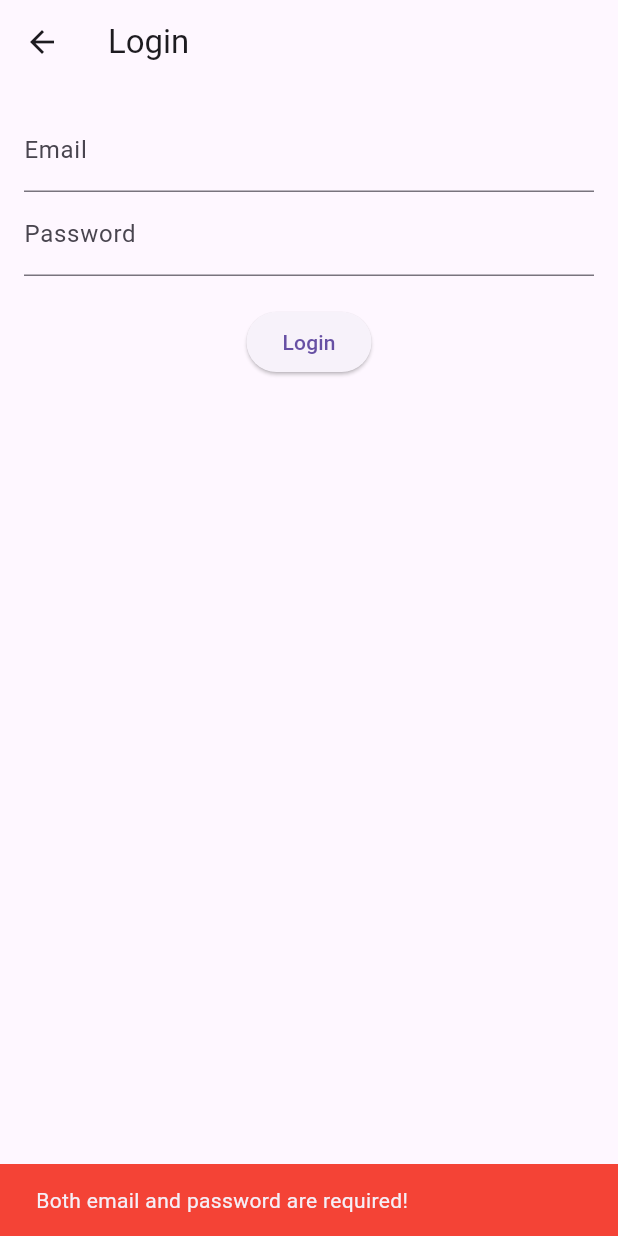
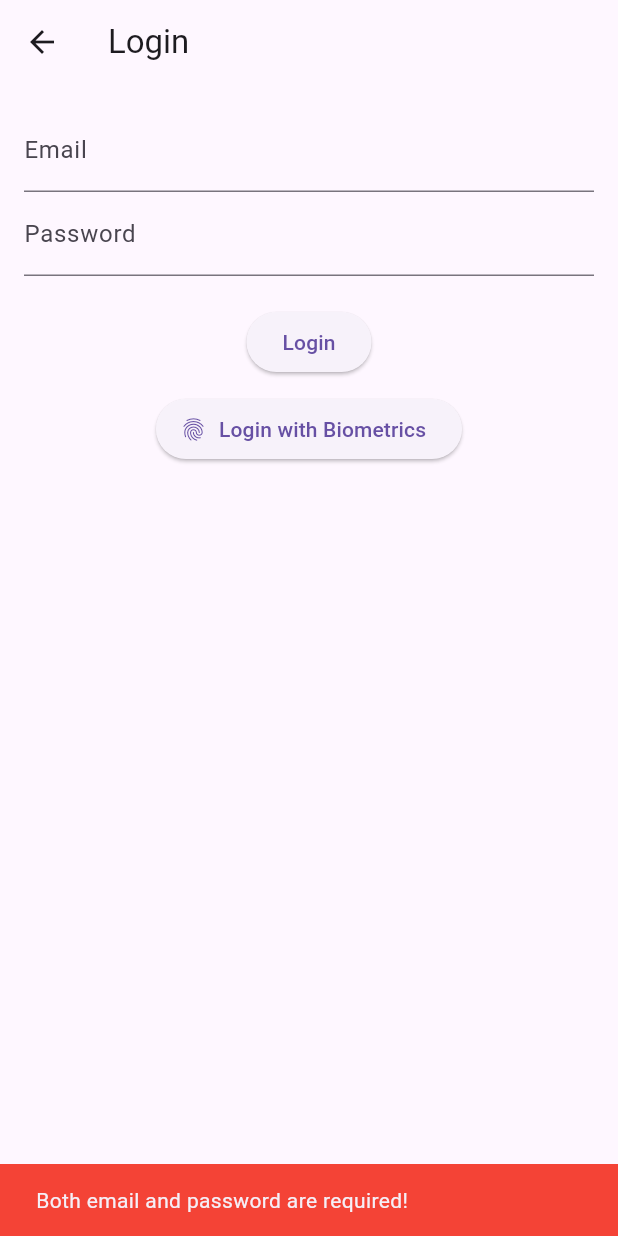
Before and after one commit to PatilAntariksh/Mind-For-The-Blind, a Flutter app: the LoginPage screen opened by its route, after a tap on "Login", on a phone screen of 412 x 824 dp. Run offline on Flutter 3.47's test engine with Material 3 defaults, Android fonts, the phone set to English and light mode, and no system bars; our stand-ins replace camera, cloud_firestore, firebase_auth, firebase_core, flutter_tts, local_auth and 3 more; missing offline and left inert: tflite_flutter, zego_uikit_prebuilt_call; accounts and stored records are empty.

Commit message:
Screen description added on all vital screen

```diff
--- a/lib/screens/ai_assistant.dart
+++ b/lib/screens/ai_assistant.dart
@@ -73,7 +73,7 @@ class _AIAssistantScreenState extends State<AIAssistantScreen> with SingleTicker
       headers: {
         'Content-Type': 'application/json',
         'Authorization': 'Bearer $apiKey',
-        'HTTP-Referer': 'https://yourprojectname.com',
+        'HTTP-Referer': '',
         'X-Title': 'MindForTheBlind Assistant'
       },
       body: json.encode({
--- a/lib/screens/login_page.dart
+++ b/lib/screens/login_page.dart
@@ -1,4 +1,5 @@
 import 'package:flutter/material.dart';
+import 'package:flutter_tts/flutter_tts.dart';
 import 'package:firebase_auth/firebase_auth.dart';
 import 'package:local_auth/local_auth.dart';
 import 'package:shared_preferences/shared_preferences.dart';
@@ -13,20 +14,33 @@ class LoginPage extends StatefulWidget {
 class LoginPageState extends State<LoginPage> {
   final FirebaseAuth _auth = FirebaseAuth.instance;
   final LocalAuthentication auth = LocalAuthentication();
+  final FlutterTts flutterTts = FlutterTts();
 
   final TextEditingController emailController = TextEditingController();
   final TextEditingController passwordController = TextEditingController();
 
   bool isLoading = false;
-  bool showBiometricButton = false;
 
   @override
   void initState() {
     super.initState();
-    _prepareBiometric(); // auto trigger
+    _speakBiometricPrompt(); // speak message on screen load
+    _checkBiometricLogin(); // auto biometric login if data saved
+  }
+  @override
+  void dispose() {
+    flutterTts.stop();
+    super.dispose();
+  }
+  Future<void> _speakBiometricPrompt() async {
+    await flutterTts.setLanguage("en-US");
+    await flutterTts.setSpeechRate(0.5);
+    await flutterTts.setPitch(1.0);
+    await flutterTts.setVolume(1.0);
+    await flutterTts.speak("Place your finger on the sensor to login using biometrics.");
   }
 
-  Future<void> _prepareBiometric() async {
+  Future<void> _checkBiometricLogin() async {
     final SharedPreferences prefs = await SharedPreferences.getInstance();
     final email = prefs.getString('email') ?? '';
     final password = prefs.getString('password') ?? '';
@@ -35,11 +49,11 @@ class LoginPageState extends State<LoginPage> {
     final isSupported = await auth.isDeviceSupported();
 
     if (canCheck && isSupported && email.isNotEmpty && password.isNotEmpty) {
-      setState(() => showBiometricButton = true);
       final didAuthenticate = await auth.authenticate(
-        localizedReason: 'Authenticate to log in',
+        localizedReason: 'Authenticate to login',
         options: const AuthenticationOptions(biometricOnly: true),
       );
+
       if (didAuthenticate) {
         emailController.text = email;
         passwordController.text = password;
@@ -116,13 +130,11 @@ class LoginPageState extends State<LoginPage> {
               child: const Text("Login"),
             ),
             const SizedBox(height: 10),
-            // Optional manual biometric login button (only shows if supported)
-            if (showBiometricButton)
-              ElevatedButton.icon(
-                onPressed: _prepareBiometric,
-                icon: const Icon(Icons.fingerprint),
-                label: const Text("Login with Biometrics"),
-              ),
+            ElevatedButton.icon(
+              onPressed: _checkBiometricLogin,
+              icon: const Icon(Icons.fingerprint),
+              label: const Text("Login with Biometrics"),
+            ),
           ],
         ),
       ),
```
Also changed, not shown: lib/screens/camera_screen.dart (+26 -23 lines), lib/screens/mode_selection.dart (+41 -3 lines), lib/screens/video_room.dart (+29 -9 lines), 5 other files.
